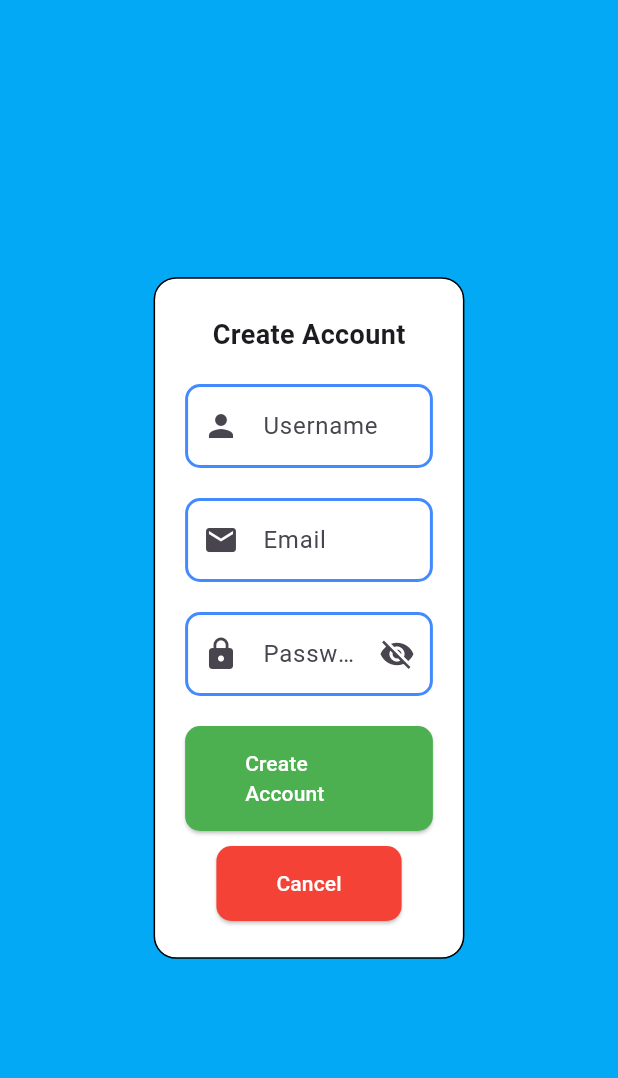
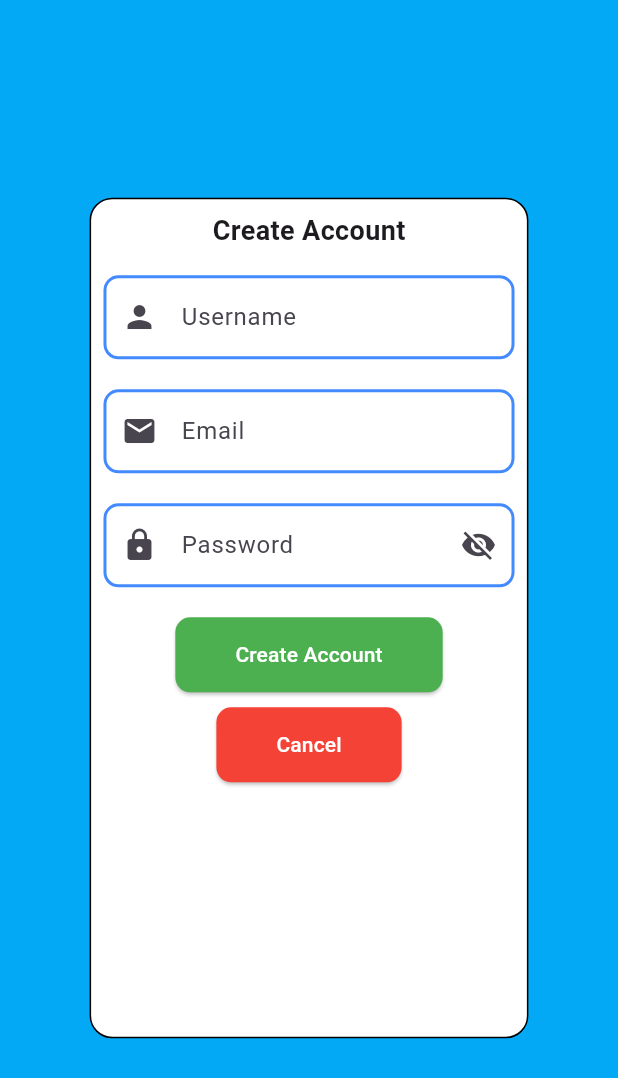
Before and after one commit to tins9t/Quiz-App, a Flutter app: the RegisterScreen screen opened directly, on a phone screen of 412 x 824 dp. Shown: the top 1078 px of the screen. Run offline on Flutter 3.47's test engine with Material 3 defaults, Android fonts, the phone set to English and light mode, and no system bars; our stand-ins replace lottie, qr_flutter.

Commit message:
Fixed UI scaling for login and register screens

```diff
--- a/frontend/lib/main.dart
+++ b/frontend/lib/main.dart
@@ -1,5 +1,6 @@
 import 'package:flutter/material.dart';
 import 'package:frontend/screens/home_screen.dart';
+import 'package:frontend/screens/register_screen.dart';
 import 'screens/login_screen.dart';
 
 void main() => runApp(QuizApp());
@@ -12,7 +13,7 @@ class QuizApp extends StatelessWidget {
       theme: ThemeData(
         primarySwatch: Colors.blue,
       ),
-      home: HomeScreen(),
+      home: LoginScreen(),
     );
   }
 }
--- a/frontend/lib/screens/register_screen.dart
+++ b/frontend/lib/screens/register_screen.dart
@@ -16,22 +16,25 @@ class _RegisterScreenState extends State<RegisterScreen> {
 
   @override
   Widget build(BuildContext context) {
+    double width = MediaQuery.of(context).size.width;
+    double height = MediaQuery.of(context).size.height;
     return Scaffold(
       backgroundColor: Colors.lightBlue,
       body: Center(
         child: Container(
-          width: MediaQuery.of(context).size.width * 0.6,
-          height: MediaQuery.of(context).size.height * 0.6,
+          width: width * 0.75, // 90% of screen width
+          height: height * 0.7, // 90% of screen height
           child: Padding(
-            padding: const EdgeInsets.all(20.0),
+            padding: EdgeInsets.all(width * 0.02),
             child: Container(
-              padding: EdgeInsets.all(20.0),
+              padding: EdgeInsets.all(width * 0.02),
               decoration: BoxDecoration(
                 border: Border.all(color: Colors.black),
                 borderRadius: BorderRadius.circular(15.0),
                 color: Colors.white,
               ),
-              child: Column(
+              child: SingleChildScrollView(
+                child: Column(
                 mainAxisAlignment: MainAxisAlignment.center,
                 crossAxisAlignment: CrossAxisAlignment.center,
                 children: [
@@ -39,7 +42,7 @@ class _RegisterScreenState extends State<RegisterScreen> {
                     'Create Account',
                     style: TextStyle(fontSize: 18.0, fontWeight: FontWeight.bold),
                   ),
-                  SizedBox(height: 20.0),
+                  SizedBox(height: height * 0.02),
                   TextField(
                     decoration: InputDecoration(
                       hintText: 'Username',
@@ -134,6 +137,6 @@ class _RegisterScreenState extends State<RegisterScreen> {
           ),
         ),
       ),
-    );
+    ));
   }
 }
```
Also changed, not shown: frontend/lib/screens/login_screen.dart (+70 -28 lines), frontend/pubspec.lock, 1 other file.
